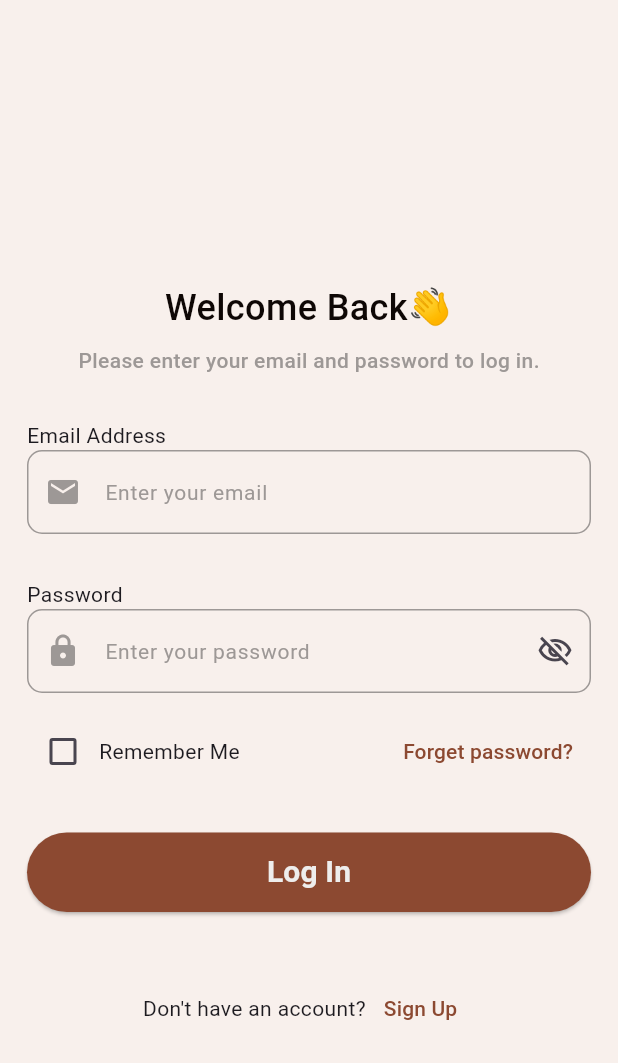
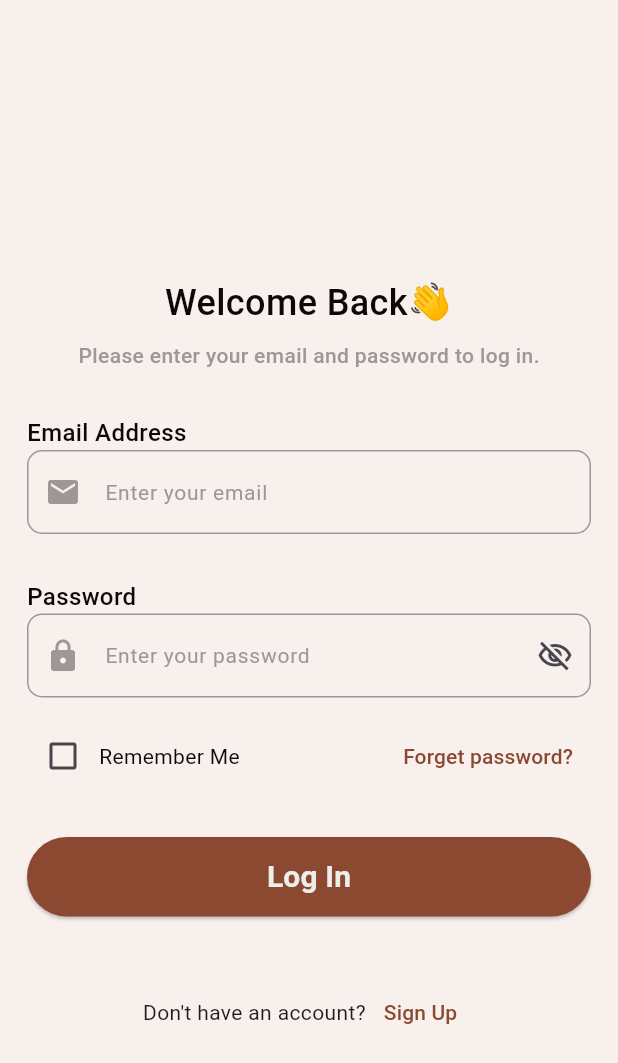
Before and after one commit to AhmedHamdy106/support_local_artisans_app, a Flutter app: the screen it shows after launch, on a phone screen of 412 x 824 dp. Shown: the top 1063 px of the screen. Run offline on Flutter 3.47's test engine with Material 3 defaults, Android fonts, the phone set to English and light mode, and no system bars; our stand-ins replace bloc, dartz, dio, flutter_bloc, flutter_otp_text_field, get_it and 2 more.

Commit message:
update dialoug

```diff
--- a/lib/core/utils/app_colors.dart
+++ b/lib/core/utils/app_colors.dart
@@ -11,5 +11,5 @@ class AppColors {
   static const Color info = Colors.blue; // لون المعلومات
   static const Color buttonText = Color(0xFFEEEDEC); // لون نص الأزرار
   static const Color border = Color(0xFFDADADA); // لون الحدود
-  static const Color snakebar =  Color(0xff3c3f41); // لون الحدود
+  static const Color snakebar = Color(0xff3c3f41); // لون الحدود
 }
--- a/lib/core/utils/custom_widgets/custom_text_form_field.dart
+++ b/lib/core/utils/custom_widgets/custom_text_form_field.dart
@@ -27,6 +27,7 @@ class CustomTextFormField extends StatefulWidget {
 
 class _CustomTextFormField extends State<CustomTextFormField> {
   late bool isVisibleText;
+
   @override
   void initState() {
     super.initState();
@@ -45,8 +46,13 @@ class _CustomTextFormField extends State<CustomTextFormField> {
       obscureText: isVisibleText,
       decoration: InputDecoration(
         prefixIcon: widget.prefixIcon,
+        errorMaxLines: 2,
+        // ✅ السماح بظهور الخطأ على سطرين أو أكثر
         errorStyle: Theme.of(context).textTheme.titleSmall?.copyWith(
               color: AppColors.error,
+              height: 1.2, // ✅ تحسين المسافة بين الأسطر
+              fontSize: 16, // ✅ تصغير حجم الخط قليلاً إذا لزم الأمر
+              overflow: TextOverflow.visible, // ✅ التأكد من عرض كل النص
             ),
         suffixIcon: widget.securedPassword
             ? InkWell(
@@ -56,13 +62,9 @@ class _CustomTextFormField extends State<CustomTextFormField> {
                   });
                 },
                 child: isVisibleText
-                    ? const Icon(
-                        Icons.visibility_off_outlined,
-                      )
-                    : const Icon(
-                        Icons.visibility,
-                        color: AppColors.primary,
-                      ))
+                    ? const Icon(Icons.visibility_off_outlined)
+                    : const Icon(Icons.visibility, color: AppColors.primary),
+              )
             : null,
         hintText: widget.hint,
         hintStyle: const TextStyle(
@@ -84,106 +86,13 @@ class _CustomTextFormField extends State<CustomTextFormField> {
         ),
         errorBorder: OutlineInputBorder(
           borderRadius: BorderRadius.circular(10),
-          borderSide: const BorderSide(color: AppColors.primary), // تعديل اللون
+          borderSide: const BorderSide(color: AppColors.primary),
         ),
         focusedErrorBorder: OutlineInputBorder(
           borderRadius: BorderRadius.circular(10),
-          borderSide: const BorderSide(color: AppColors.primary), // تعديل اللون
+          borderSide: const BorderSide(color: AppColors.primary),
         ),
       ),
     );
   }
 }
-
-// import 'package:flutter/material.dart';
-//
-// typedef Validator = String? Function(String? text);
-//
-// class CustomTextFormField extends StatefulWidget {
-//   final String hint;
-//   final TextInputType keyboardType;
-//   final bool securedPassword;
-//   final Validator validator;
-//   final TextEditingController? controller;
-//   final Widget prefixIcon;
-//
-//   const CustomTextFormField({
-//     super.key,
-//     required this.prefixIcon,
-//     required this.hint,
-//     required this.validator,
-//     this.keyboardType = TextInputType.text,
-//     this.securedPassword = true,
-//     this.controller,
-//   });
-//
-//   @override
-//   State<CustomTextFormField> createState() => _CustomTextFormField();
-// }
-//
-// class _CustomTextFormField extends State<CustomTextFormField> {
-//   late bool isVisibleText;
-//   @override
-//   void initState() {
-//     super.initState();
-//     // TODO: implement initState
-//     isVisibleText = widget.securedPassword;
-//   }
-//
-//   @override
-//   Widget build(BuildContext context) {
-//     return TextFormField(
-//       validator: widget.validator,
-//       controller: widget.controller,
-//       style: const TextStyle(
-//         color: Colors.black,
-//       ),
-//       keyboardType: widget.keyboardType,
-//       obscureText: isVisibleText,
-//       decoration: InputDecoration(
-//         prefixIcon: widget.prefixIcon,
-//         errorStyle: Theme.of(context).textTheme.titleSmall?.copyWith(
-//               color: Colors.red,
-//             ),
-//         suffixIcon: widget.securedPassword
-//             ? InkWell(
-//                 onTap: () {
-//                   setState(() {
-//                     isVisibleText = !isVisibleText;
-//                   });
-//                 },
-//                 child: isVisibleText
-//                     ? const Icon(
-//                         Icons.visibility_off_outlined,
-//                       )
-//                     : const Icon(
-//                         Icons.visibility,
-//                         color: Color(0xff8C4931),
-//                       ))
-//             : null,
-//         hintText: widget.hint,
-//         hintStyle: const TextStyle(
-//           color: Color(0xff9D9896),
-//           fontFamily: "Roboto",
-//           fontSize: 14,
-//           fontStyle: FontStyle.normal,
-//           fontWeight: FontWeight.w400,
-//         ),
-//         fillColor: const Color(0xffF8F0EC),
-//         filled: true,
-//         focusedBorder: OutlineInputBorder(
-//           borderRadius: BorderRadius.circular(10),
-//           borderSide: const BorderSide(color: Color(0xff8C4931)),
-//         ),
-//         enabledBorder: OutlineInputBorder(
-//           borderRadius: BorderRadius.circular(10),
-//           borderSide: const BorderSide(color: Colors.grey),
-//         ),
-//         errorBorder: OutlineInputBorder(
-//           borderRadius: BorderRadius.circular(10),
-//           borderSide: const BorderSide(color: Colors.grey),
-//         ),
-//       ),
-//     );
-//   }
-// }
--- a/lib/core/utils/validators.dart
+++ b/lib/core/utils/validators.dart
@@ -1,3 +1,5 @@
+// handling validator
+
 class AppValidators {
   static String? validateUsername(String? value) {
     if (value == null || value.isEmpty) {
--- a/lib/features/login_view/presentation/pages/login_screen.dart
+++ b/lib/features/login_view/presentation/pages/login_screen.dart
@@ -1,6 +1,7 @@
 import 'package:flutter/material.dart';
 import 'package:flutter_bloc/flutter_bloc.dart';
 import 'package:support_local_artisans/core/utils/app_colors.dart';
+import 'package:support_local_artisans/core/utils/custom_widgets/Custom_label_text_field.dart';
 import 'package:support_local_artisans/core/utils/dialogs.dart';
 import 'package:support_local_artisans/features/login_view/presentation/manager/cubit/login_states.dart';
 import 'package:support_local_artisans/features/login_view/presentation/manager/cubit/login_view_model.dart';
@@ -24,36 +25,6 @@ class _LoginScreenState extends State<LoginScreen> {
   final GlobalKey<FormState> formKey = GlobalKey<FormState>();
   bool rememberMe = false;
 
-  // @override
-  // void initState() {
-  //   super.initState();
-  //   loadLoginData();
-  // }
-
-  // Future<void> loadLoginData() async {
-  //   SharedPreferences prefs = await SharedPreferences.getInstance();
-  //   bool savedRememberMe = prefs.getBool("remember_me") ?? false;
-  //   if (savedRememberMe) {
-  //     setState(() {
-  //       viewModel.emailController.text = prefs.getString("email") ?? "";
-  //       viewModel.passwordController.text = prefs.getString("password") ?? "";
-  //       rememberMe = savedRememberMe;
-  //     });
-  //   }
-  // }
-  //
-  // Future<void> saveLoginData(String email, String password, bool remember) async {
-  //   SharedPreferences prefs = await SharedPreferences.getInstance();
-  //   await prefs.setBool("remember_me", remember);
-  //   if (remember) {
-  //     await prefs.setString("email", email);
-  //     await prefs.setString("password", password);
-  //   } else {
-  //     await prefs.remove("email");
-  //     await prefs.remove("password");
-  //   }
-  // }
-
   @override
   Widget build(BuildContext context) {
     return BlocListener<LoginScreenViewModel, LoginStates>(
@@ -67,14 +38,13 @@ class _LoginScreenState extends State<LoginScreen> {
           DialogUtils.hideLoading(context);
           DialogUtils.showMessageDialog(
             context: context,
-            title: "Login Failed",
+            title: "Login Failed !",
             message: state.failures.errorMessage,
             posButtonTitle: "OK",
           );
         } else if (state is LoginSuccessState) {
-          print("Login successful! Navigating to home...");
+          print("Login successful.");
           DialogUtils.hideLoading(context);
-
           // تأكد من إغلاق أي Dialog مفتوح قبل التنقل
           if (Navigator.canPop(context)) {
             Navigator.pop(context);
@@ -89,7 +59,7 @@ class _LoginScreenState extends State<LoginScreen> {
       child: Form(
         key: formKey,
         child: Scaffold(
-          backgroundColor: AppColors.background,
+          backgroundColor: const Color(0xFFF8F0EC),
           body: Padding(
             padding: const EdgeInsets.symmetric(horizontal: 18.0),
             child: Center(
@@ -122,7 +92,7 @@ class _LoginScreenState extends State<LoginScreen> {
                       ),
                     ),
                     const SizedBox(height: 30),
-                    const Text('Email Address'),
+                    const CustomLabelTextField(label: "Email Address"),
                     CustomTextFormField(
                       prefixIcon: const Icon(Icons.email,
                           color: AppColors.textSecondary),
@@ -133,7 +103,7 @@ class _LoginScreenState extends State<LoginScreen> {
                       controller: viewModel.emailController,
                     ),
                     const SizedBox(height: 30.0),
-                    const Text('Password'),
+                    const CustomLabelTextField(label: "Password"),
                     CustomTextFormField(
                       prefixIcon: const Icon(Icons.lock,
                           color: AppColors.textSecondary),
@@ -158,7 +128,11 @@ class _LoginScreenState extends State<LoginScreen> {
                                 });
                               },
                             ),
-                            const Text("Remember Me"),
+                            const Text(
+                              "Remember Me",
+                              style: TextStyle(
+                                  color: AppColors.textPrimary, fontSize: 14),
+                            ),
                           ],
                         ),
                         TextButton(
@@ -171,7 +145,8 @@ class _LoginScreenState extends State<LoginScreen> {
                           },
                           child: const Text(
                             'Forget password?',
-                            style: TextStyle(color: AppColors.primary),
+                            style: TextStyle(
+                                color: AppColors.primary, fontFamily: "Roboto"),
                           ),
                         ),
                       ],
@@ -202,12 +177,17 @@ class _LoginScreenState extends State<LoginScreen> {
                     Row(
                       mainAxisAlignment: MainAxisAlignment.center,
                       children: [
-                        const Text("Don't have an account?"),
+                        const Text(
+                          "Don't have an account?",
+                          style: TextStyle(fontFamily: "Roboto"),
+                        ),
                         TextButton(
                           onPressed: () => Navigator.pushNamed(
                               context, Routes.registerRoute),
                           child: const Text("Sign Up",
-                              style: TextStyle(color: AppColors.primary)),
+                              style: TextStyle(
+                                  color: AppColors.primary,
+                                  fontFamily: "Roboto")),
                         ),
                       ],
                     ),
--- a/lib/features/register_view/presentation/pages/register_screen.dart
+++ b/lib/features/register_view/presentation/pages/register_screen.dart
@@ -86,7 +86,7 @@ class _RegisterScreenState extends State<RegisterScreen> {
                               fontSize: 16,
                               fontStyle: FontStyle.normal,
                               fontWeight: FontWeight.w400,
-                              color:AppColors.textSecondary,
+                              color: AppColors.textSecondary,
                             ),
                           ),
                         ],
@@ -308,7 +308,7 @@ class _RegisterScreenState extends State<RegisterScreen> {
                         selectedUserType = value!;
                       });
                     },
-                    activeColor:AppColors.primary,
+                    activeColor: AppColors.primary,
                   ),
                 ),
                 Padding(
```
Also changed, not shown: lib/core/utils/dialogs.dart (+41 -11 lines).
